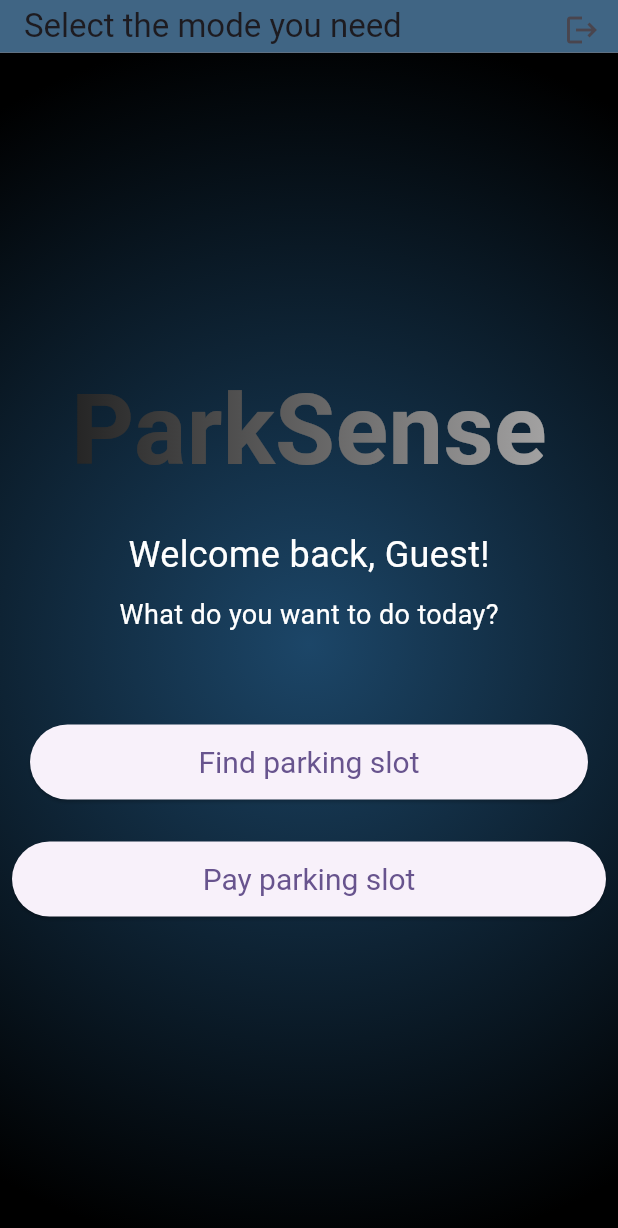
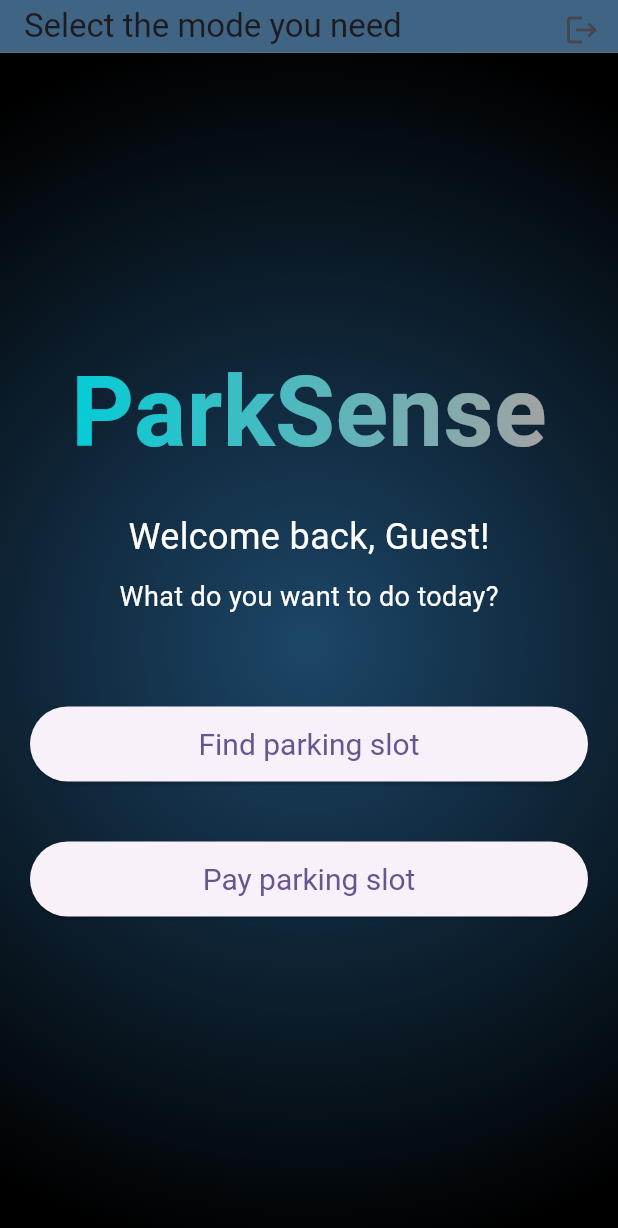
Before and after one commit to Melis-Prato-Grimolizzi/iot_frontend, a Flutter app: the SelectMode screen opened directly, on a phone screen of 412 x 824 dp. Shown: the top 1228 px of the screen. Run offline on Flutter 3.47's test engine with Material 3 defaults, Android fonts, the phone set to English and light mode, and no system bars; our stand-ins replace dio, flutter_blue_plus, flutter_map, flutter_riverpod, get, latlong2 and 3 more; missing offline and left inert: flutter_blue_plus_windows; accounts and stored records are empty; generated files the repository leaves out were written again.

Commit message:
Update select mode UI with new gradient color and increased padding for button

```diff
--- a/lib/pages/selectmode.dart
+++ b/lib/pages/selectmode.dart
@@ -59,7 +59,7 @@ class SelectMode extends ConsumerWidget {
                 'ParkSense',
                 gradient: LinearGradient(
                   colors: [
-                    Color.fromARGB(255, 36, 36, 36),
+                    Color.fromARGB(255, 4, 204, 215),
                     Color.fromARGB(255, 163, 162, 162),
                   ],
                 ),
@@ -119,7 +119,7 @@ class SelectMode extends ConsumerWidget {
                 ),
               ),
               Padding(
-                padding: const EdgeInsets.all(8.0),
+                padding: const EdgeInsets.all(20.0),
                 child: ElevatedButton(
                   onPressed: () {
                     Navigator.push(
```
